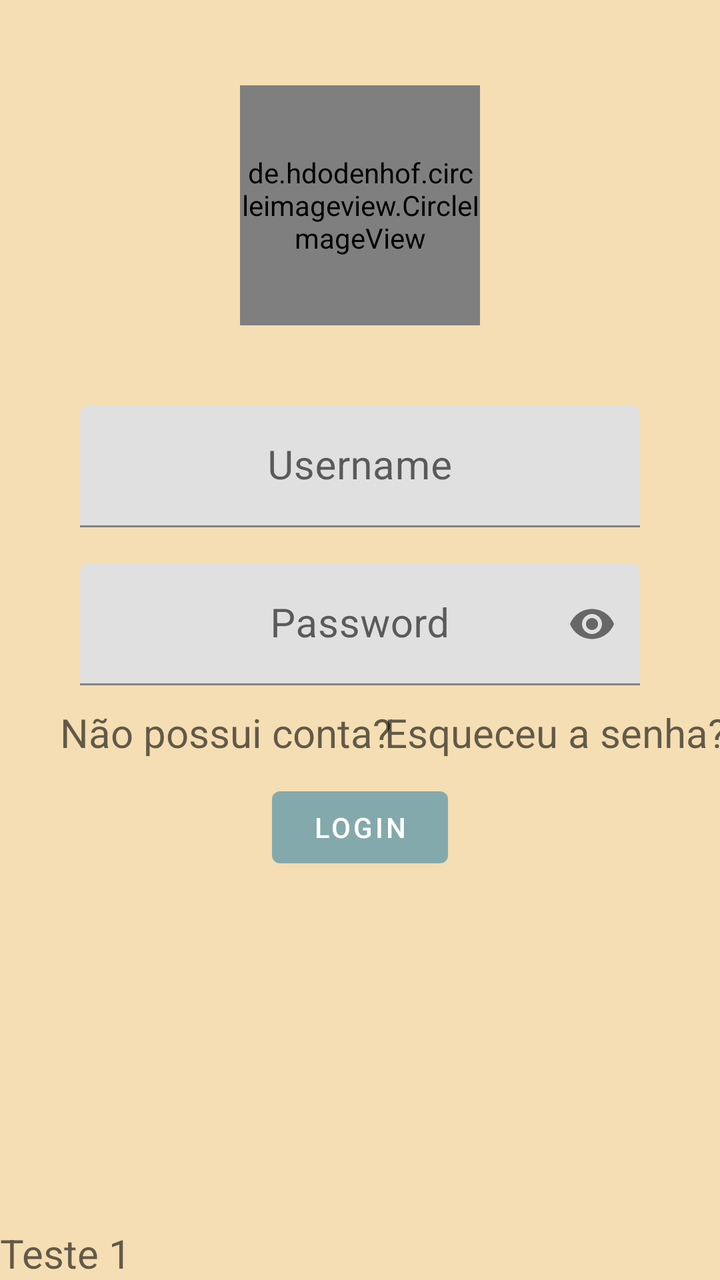
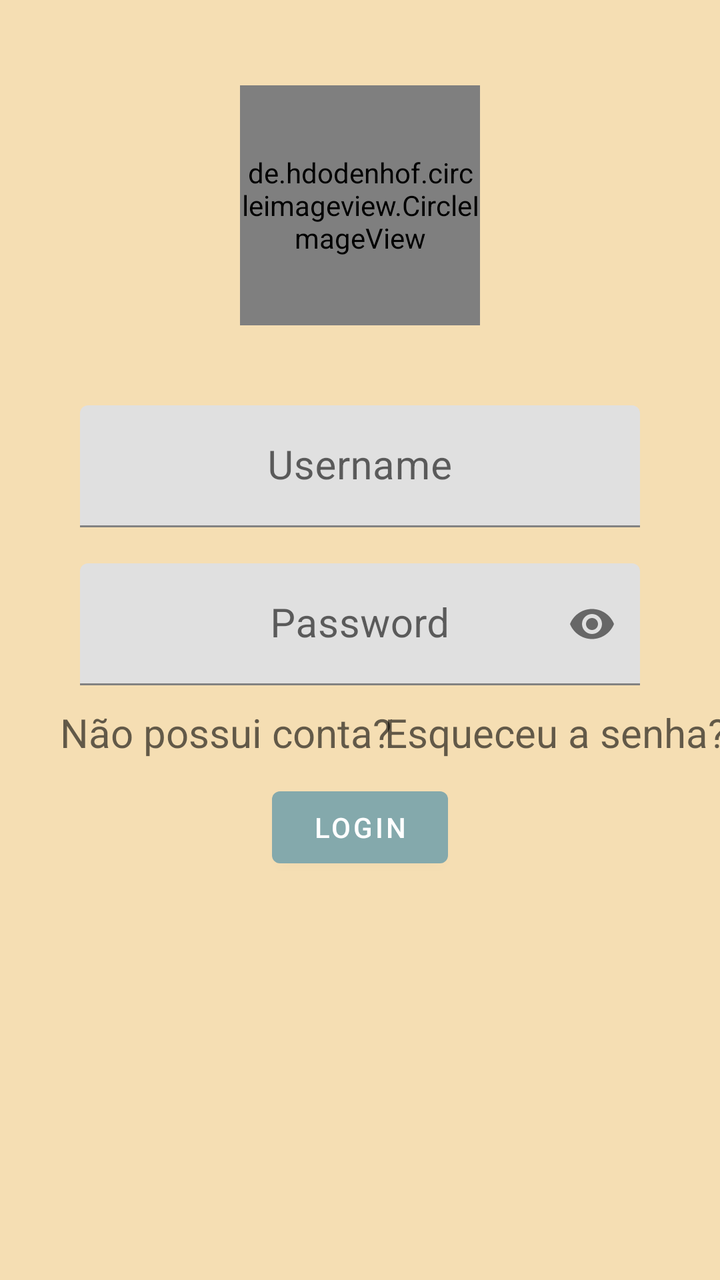

Compare the two renders of this Android layout. The source of the first and the diff that turns it into the second are given below.
<!-- AndroidManifest.xml: application theme Theme.GHandApp -->
<!-- res/layout/activity_login.xml -->
<?xml version="1.0" encoding="utf-8"?>
<layout xmlns:tools="http://schemas.android.com/tools"
    xmlns:android="http://schemas.android.com/apk/res/android"
    xmlns:app="http://schemas.android.com/apk/res-auto">
    <androidx.constraintlayout.widget.ConstraintLayout
        android:layout_width="match_parent"
        android:layout_height="match_parent"
        tools:context=".usuario.login.view.LoginActivity"
        android:background="@color/Wheat">



        <com.google.android.material.textfield.TextInputLayout
            android:id="@+id/ti_username"
            android:layout_width="match_parent"
            android:layout_height="wrap_content"
            android:layout_marginBottom="18dp"
            app:layout_constraintEnd_toEndOf="parent"
            app:layout_constraintStart_toStartOf="parent"
            app:layout_constraintTop_toTopOf="parent"
            app:layout_constraintBottom_toTopOf="@id/ti_pwd"
            app:layout_constraintVertical_chainStyle="packed">
            <com.google.android.material.textfield.TextInputEditText
                android:id="@+id/username"
                android:layout_width="match_parent"
                android:layout_height="wrap_content"
                android:hint="@string/email"
                android:textColor="@color/black"
                android:textSize="20sp"
                android:gravity="center"
                android:layout_marginHorizontal="40dp" />

        </com.google.android.material.textfield.TextInputLayout>

        <com.google.android.material.textfield.TextInputLayout
            android:id="@+id/ti_pwd"
            android:layout_width="match_parent"
            android:layout_height="wrap_content"
            app:layout_constraintTop_toBottomOf="@id/ti_username"
            app:layout_constraintBottom_toTopOf="@id/Register"
            app:passwordToggleEnabled="true">
            <com.google.android.material.textfield.TextInputEditText
                android:id="@+id/pwd"
                android:layout_width="match_parent"
                android:layout_height="wrap_content"
                android:layout_marginHorizontal="40dp"
                android:hint="@string/senha"
                android:textColor="@color/black"
                android:textSize="20sp"
                android:gravity="center"
                android:imeOptions="actionDone"
                android:inputType="textPassword"/>

        </com.google.android.material.textfield.TextInputLayout>

        <Button
            android:id="@+id/bt_login"
            android:layout_width="wrap_content"
            android:layout_height="wrap_content"
            android:layout_marginHorizontal="40dp"
            android:text="@string/logar"
            app:layout_constraintBottom_toBottomOf="parent"
            app:layout_constraintEnd_toEndOf="parent"
            app:layout_constraintStart_toStartOf="parent"
            app:layout_constraintTop_toBottomOf="@id/Register" />

        <TextView
            android:id="@+id/Register"
            android:layout_width="wrap_content"
            android:layout_height="wrap_content"
            android:layout_marginTop="10dp"
            android:layout_marginBottom="10dp"
            android:layout_marginHorizontal="30dp"
            android:hint="@string/registrar"
            android:textSize="20sp"
            app:layout_constraintStart_toStartOf="parent"
            app:layout_constraintBottom_toTopOf="@id/bt_login"
            app:layout_constraintTop_toBottomOf="@id/ti_pwd"/>

        <TextView
            android:id="@+id/ForgotPwd"
            android:layout_width="wrap_content"
            android:layout_height="wrap_content"
            android:hint="@string/recuperarSenha"
            android:textSize="20sp"
            app:layout_constraintEnd_toEndOf="parent"
            app:layout_constraintStart_toEndOf="@id/Register"
            app:layout_constraintBottom_toTopOf="@id/bt_login"
            app:layout_constraintTop_toBottomOf="@id/ti_pwd"
            />


        <de.hdodenhof.circleimageview.CircleImageView
            android:id="@+id/profile_image"
            android:layout_width="120dp"
            android:layout_height="120dp"
            android:src="@drawable/gh"
            android:layout_marginBottom="40dp"
            app:layout_constraintStart_toStartOf="parent"
            app:layout_constraintEnd_toEndOf="parent"
            app:layout_constraintBottom_toTopOf="@id/ti_username"
            app:civ_border_width="1dp"
            app:civ_border_color="#FF000000"
            tools:ignore="MissingConstraints" />



        <ProgressBar
            android:id="@+id/pb_loading"
            android:layout_width="wrap_content"
            android:layout_height="wrap_content"
            android:visibility="gone"
            app:layout_constraintBottom_toBottomOf="parent"
            app:layout_constraintEnd_toEndOf="parent"
            app:layout_constraintStart_toStartOf="parent"
            app:layout_constraintTop_toTopOf="parent" />

        <TextView
            android:id="@+id/teste1"
            android:layout_width="wrap_content"
            android:layout_height="wrap_content"
            app:layout_constraintBottom_toBottomOf="parent"
            android:hint="Teste 1"
            android:textSize="20sp"
            tools:ignore="MissingConstraints" />

    </androidx.constraintlayout.widget.ConstraintLayout>

</layout>
<!-- resources referenced by this layout -->
<resources>
  <color name="Wheat">#F5DEB3</color>
  <color name="black">#FF000000</color>
  <!-- drawable gh: png bitmap (drawable, 27514 bytes) -->
  <string name="email">Username</string>
  <string name="logar">Login</string>
  <string name="recuperarSenha">Esqueceu a senha?</string>
  <string name="registrar">Não possui conta?</string>
  <string name="senha">Password</string>
  <style name="Theme.GHandApp" parent="Theme.MaterialComponents.DayNight.NoActionBar">
          
          <item name="colorPrimary">@color/Weak_green</item>
          <item name="colorPrimaryVariant">@color/purple_700</item>
          <item name="colorOnPrimary">@color/white</item>
          
          <item name="colorSecondary">@color/teal_200</item>
          <item name="colorSecondaryVariant">@color/teal_700</item>
          <item name="colorOnSecondary">@color/black</item>
          
          <item name="android:statusBarColor" tools:targetApi="l">?attr/colorPrimaryVariant</item>
          
      </style>
  <color name="Weak_green">#84A9AC</color>
  <color name="purple_700">#FF3700B3</color>
  <color name="white">#FFFFFFFF</color>
  <color name="teal_200">#FF03DAC5</color>
  <color name="teal_700">#FF018786</color>
</resources>

<!-- the commit's change to res/layout/activity_login.xml (unified diff, before → after) -->
@@ -115,14 +115,7 @@
             app:layout_constraintStart_toStartOf="parent"
             app:layout_constraintTop_toTopOf="parent" />
 
-        <TextView
-            android:id="@+id/teste1"
-            android:layout_width="wrap_content"
-            android:layout_height="wrap_content"
-            app:layout_constraintBottom_toBottomOf="parent"
-            android:hint="Teste 1"
-            android:textSize="20sp"
-            tools:ignore="MissingConstraints" />
+
 
     </androidx.constraintlayout.widget.ConstraintLayout>
 
